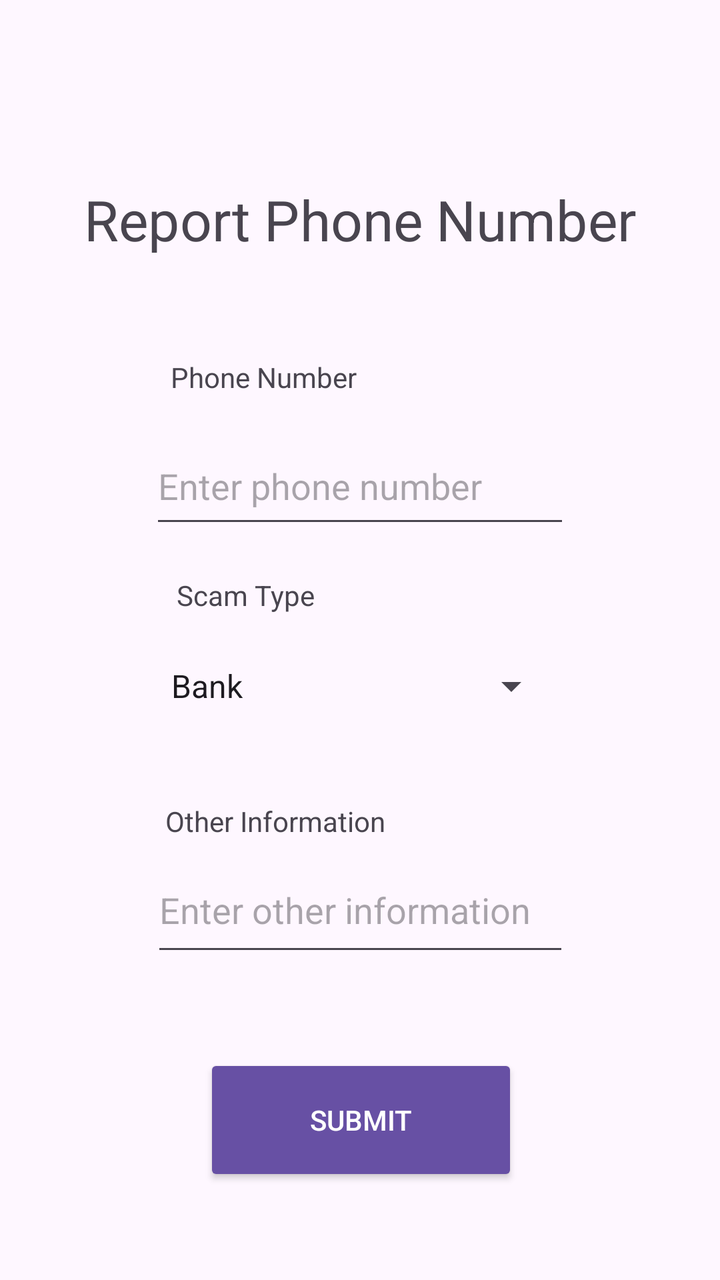
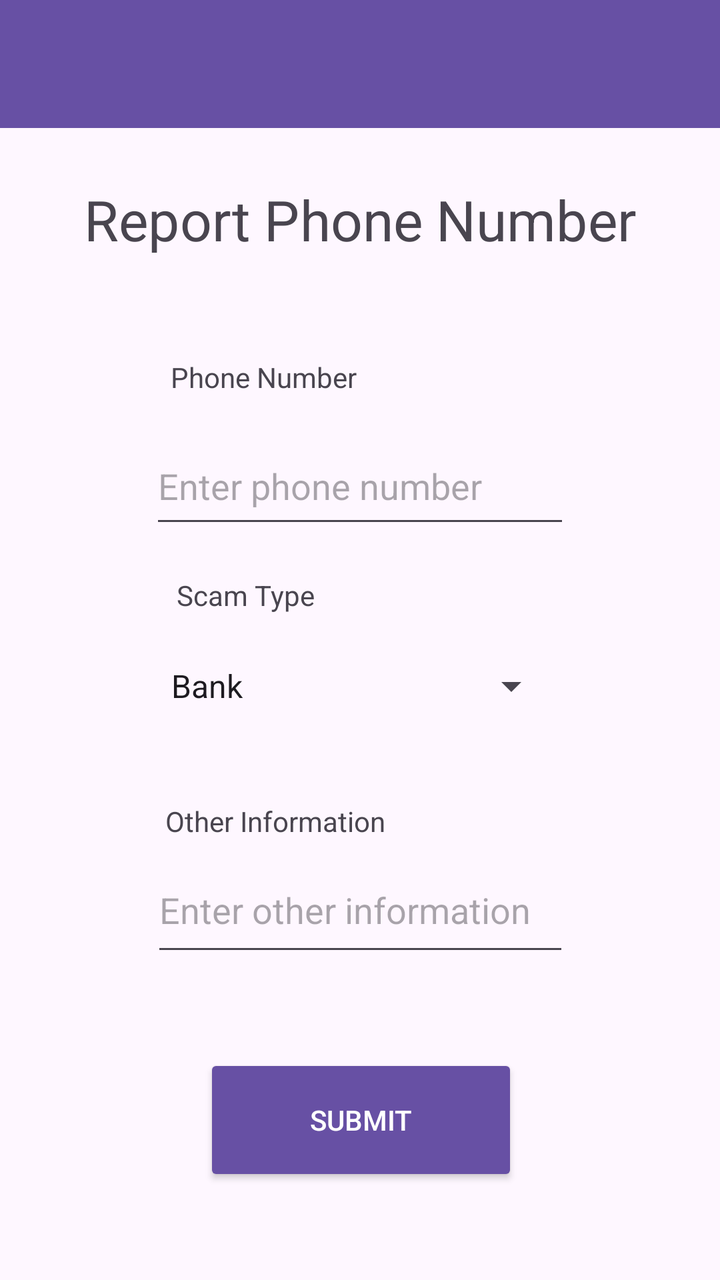

Two renders of the same Android screen: before a commit and after it. Below are the layout's source before the change and the commit's diff.
<!-- AndroidManifest.xml: application theme Theme.ScamCallDetector -->
<!-- res/layout/activity_report_phone_number.xml -->
<?xml version="1.0" encoding="utf-8"?>
<androidx.constraintlayout.widget.ConstraintLayout xmlns:android="http://schemas.android.com/apk/res/android"
    xmlns:app="http://schemas.android.com/apk/res-auto"
    xmlns:tools="http://schemas.android.com/tools"
    android:id="@+id/main"
    android:layout_width="match_parent"
    android:layout_height="match_parent"
    tools:context=".ReportPhoneNumber">

    <androidx.constraintlayout.widget.ConstraintLayout
        android:layout_width="match_parent"
        android:layout_height="match_parent">

        <com.google.android.material.appbar.MaterialToolbar
            android:id="@+id/toolbar2"
            android:layout_width="match_parent"
            android:layout_height="?attr/actionBarSize"
            app:layout_constraintTop_toTopOf="parent" />

        <EditText
            android:id="@+id/editTextPhone"
            android:layout_width="210dp"
            android:layout_height="55dp"
            android:layout_marginTop="8dp"
            android:layout_marginBottom="19dp"
            android:ems="10"
            android:hint="@string/enter_phone"
            android:inputType="phone"
            app:layout_constraintBottom_toTopOf="@+id/textView2"
            app:layout_constraintEnd_toEndOf="parent"
            app:layout_constraintStart_toStartOf="parent"
            app:layout_constraintTop_toBottomOf="@+id/textView"
            app:layout_constraintVertical_bias="0.93" />

        <EditText
            android:id="@+id/editTextPhone2"
            android:layout_width="209dp"
            android:layout_height="59dp"
            android:layout_marginTop="4dp"
            android:ems="10"
            android:hint="@string/enter_info"
            android:inputType="text|textLongMessage"
            app:layout_constraintEnd_toEndOf="parent"
            app:layout_constraintHorizontal_bias="0.502"
            app:layout_constraintStart_toStartOf="parent"
            app:layout_constraintTop_toBottomOf="@+id/textView3" />

        <TextView
            android:id="@+id/textView"
            android:layout_width="wrap_content"
            android:layout_height="wrap_content"
            android:layout_marginTop="60dp"
            android:layout_marginBottom="8dp"
            android:text="@string/phone_number"
            app:layout_constraintBottom_toTopOf="@+id/editTextPhone"
            app:layout_constraintEnd_toEndOf="parent"
            app:layout_constraintHorizontal_bias="0.32"
            app:layout_constraintStart_toStartOf="parent"
            app:layout_constraintTop_toBottomOf="@+id/textView4" />

        <TextView
            android:id="@+id/textView3"
            android:layout_width="wrap_content"
            android:layout_height="wrap_content"
            android:layout_marginTop="17dp"
            android:text="@string/other_information"
            app:layout_constraintBottom_toTopOf="@+id/editTextPhone2"
            app:layout_constraintEnd_toEndOf="parent"
            app:layout_constraintHorizontal_bias="0.33"
            app:layout_constraintStart_toStartOf="parent"
            app:layout_constraintTop_toBottomOf="@+id/spinner" />

        <Spinner
            android:id="@+id/spinner"
            android:layout_width="202dp"
            android:layout_height="48dp"
            android:layout_marginTop="12dp"
            android:layout_marginBottom="17dp"
            android:entries="@array/ScamTypes"
            android:spinnerMode="dropdown"
            app:layout_constraintBottom_toTopOf="@+id/textView3"
            app:layout_constraintEnd_toEndOf="parent"
            app:layout_constraintHorizontal_bias="0.492"
            app:layout_constraintStart_toStartOf="parent"
            app:layout_constraintTop_toBottomOf="@+id/textView2"
            app:layout_constraintVertical_bias="0.41000003" />

        <TextView
            android:id="@+id/textView2"
            android:layout_width="wrap_content"
            android:layout_height="wrap_content"
            android:layout_marginTop="19dp"
            android:text="@string/scam_type"
            app:layout_constraintEnd_toEndOf="parent"
            app:layout_constraintHorizontal_bias="0.304"
            app:layout_constraintStart_toStartOf="parent"
            app:layout_constraintTop_toBottomOf="@+id/editTextPhone" />

        <Button
            android:id="@+id/button"
            style="@style/Widget.AppCompat.Button.Colored"
            android:layout_width="157dp"
            android:layout_height="66dp"
            android:layout_marginStart="128dp"
            android:layout_marginTop="44dp"
            android:layout_marginEnd="127dp"
            android:text="@string/submit"
            app:layout_constraintEnd_toEndOf="parent"
            app:layout_constraintStart_toStartOf="parent"
            app:layout_constraintTop_toBottomOf="@+id/editTextPhone2" />

        <TextView
            android:id="@+id/textView4"
            android:layout_width="wrap_content"
            android:layout_height="wrap_content"
            android:layout_marginTop="100dp"
            android:scaleX="2"
            android:scaleY="2"
            android:text="Report Phone Number"
            app:layout_constraintBottom_toTopOf="@+id/textView"
            app:layout_constraintEnd_toEndOf="parent"
            app:layout_constraintStart_toStartOf="parent"
            app:layout_constraintTop_toTopOf="parent"
            app:layout_constraintVertical_bias="0.76" />

    </androidx.constraintlayout.widget.ConstraintLayout>
</androidx.constraintlayout.widget.ConstraintLayout>
<!-- resources referenced by this layout -->
<resources>
  <string-array name="ScamTypes">
          <item>Bank</item>
          <item>Health/Life Insurance</item>
          <item>Political</item>
          <item>Requesting Money</item>
          <item>Other</item>
      </string-array>
  <string name="enter_info">Enter other information</string>
  <string name="enter_phone">Enter phone number</string>
  <string name="other_information">Other Information</string>
  <string name="phone_number">Phone Number</string>
  <string name="scam_type">Scam Type</string>
  <string name="submit">Submit</string>
  <style name="Theme.ScamCallDetector" parent="Base.Theme.ScamCallDetector" />
  <style name="Base.Theme.ScamCallDetector" parent="Theme.Material3.DayNight.NoActionBar">
          
          
      </style>
</resources>

<!-- the commit's change to res/layout/activity_report_phone_number.xml (unified diff, before → after) -->
@@ -7,15 +7,11 @@
     android:layout_height="match_parent"
     tools:context=".ReportPhoneNumber">
 
+    <include layout="@layout/nav_bars" />
+
     <androidx.constraintlayout.widget.ConstraintLayout
         android:layout_width="match_parent"
         android:layout_height="match_parent">
-
-        <com.google.android.material.appbar.MaterialToolbar
-            android:id="@+id/toolbar2"
-            android:layout_width="match_parent"
-            android:layout_height="?attr/actionBarSize"
-            app:layout_constraintTop_toTopOf="parent" />
 
         <EditText
             android:id="@+id/editTextPhone"
@@ -97,13 +93,14 @@
             app:layout_constraintTop_toBottomOf="@+id/editTextPhone" />
 
         <Button
-            android:id="@+id/button"
+            android:id="@+id/submit_phone"
             style="@style/Widget.AppCompat.Button.Colored"
             android:layout_width="157dp"
             android:layout_height="66dp"
             android:layout_marginStart="128dp"
             android:layout_marginTop="44dp"
             android:layout_marginEnd="127dp"
+            android:onClick="@string/go_home"
             android:text="@string/submit"
             app:layout_constraintEnd_toEndOf="parent"
             app:layout_constraintStart_toStartOf="parent"
@@ -125,3 +122,40 @@
 
     </androidx.constraintlayout.widget.ConstraintLayout>
 </androidx.constraintlayout.widget.ConstraintLayout>
+<!-- res/layout/nav_bars.xml (included above) -->
+<?xml version="1.0" encoding="utf-8"?>
+<androidx.constraintlayout.widget.ConstraintLayout xmlns:android="http://schemas.android.com/apk/res/android"
+    xmlns:app="http://schemas.android.com/apk/res-auto"
+    xmlns:tools="http://schemas.android.com/tools"
+    android:layout_width="match_parent"
+    android:layout_height="match_parent">
+
+    <androidx.appcompat.widget.Toolbar
+        android:id="@+id/toolbar3"
+        android:layout_width="match_parent"
+        android:layout_height="wrap_content"
+        android:background="?attr/colorPrimary"
+        android:minHeight="?attr/actionBarSize"
+        android:theme="?attr/actionBarTheme"
+        app:layout_constraintBottom_toBottomOf="parent"
+        app:layout_constraintEnd_toEndOf="parent"
+        app:layout_constraintHorizontal_bias="1.0"
+        app:layout_constraintStart_toStartOf="parent"
+        app:layout_constraintTop_toTopOf="parent"
+        app:layout_constraintVertical_bias="0.0" />
+
+    <com.google.android.material.bottomnavigation.BottomNavigationView
+        android:id="@+id/bottomNavigationView"
+        android:layout_width="match_parent"
+        android:layout_height="wrap_content"
+        android:layout_marginTop="586dp"
+        app:labelVisibilityMode="labeled"
+        app:layout_constraintBottom_toBottomOf="parent"
+        app:layout_constraintEnd_toEndOf="parent"
+        app:layout_constraintHorizontal_bias="0.0"
+        app:layout_constraintStart_toStartOf="parent"
+        app:layout_constraintTop_toBottomOf="@+id/toolbar3"
+        app:layout_constraintVertical_bias="1.0"
+        app:menu="@menu/menu_scam_call" />
+
+</androidx.constraintlayout.widget.ConstraintLayout>
<!-- resource entries referenced after the edit -->
@@ -9,6 +9,7 @@
       </string-array>
   <string name="enter_info">Enter other information</string>
   <string name="enter_phone">Enter phone number</string>
+  <string name="go_home">Home</string>
   <string name="other_information">Other Information</string>
   <string name="phone_number">Phone Number</string>
   <string name="scam_type">Scam Type</string>
